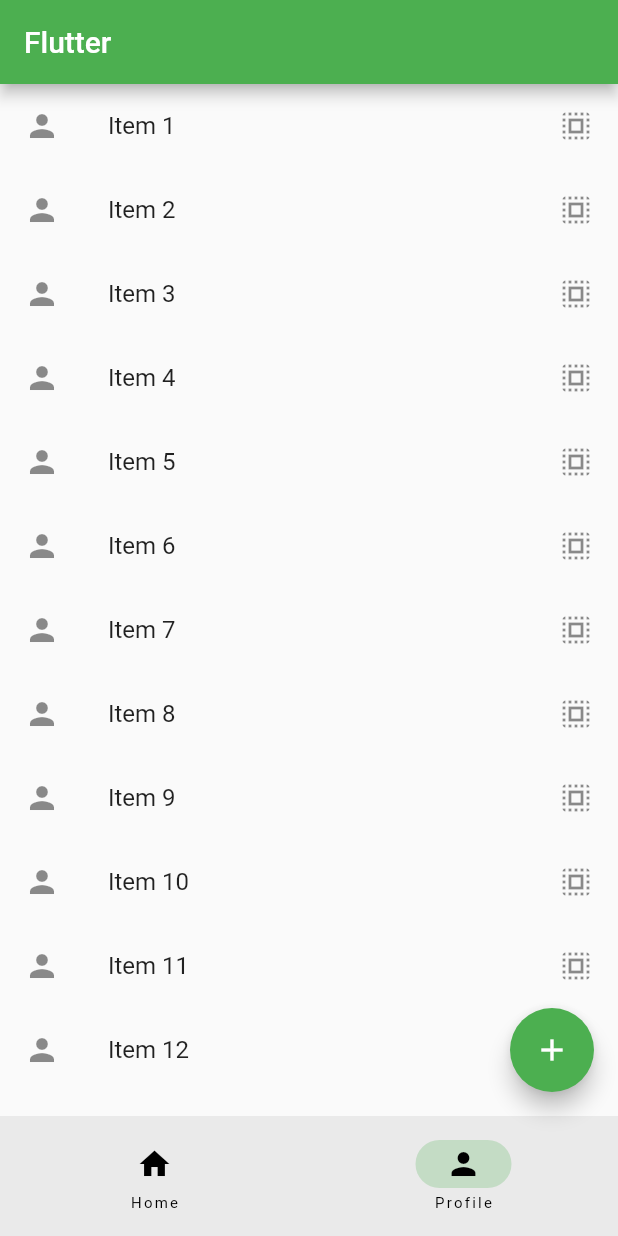
After one commit to Ayush-004/flutter-tutorial, a Flutter app: the screen it shows after launch, item 2 of the bottom bar chosen, on a phone screen of 412 x 824 dp. The commit adds this screen. Run offline on Flutter 3.47's test engine with Material 2 defaults, Android fonts, the phone set to English and light mode, and no system bars.

Commit message:
Final commit

```diff
--- a/lib/main.dart
+++ b/lib/main.dart
@@ -1,5 +1,6 @@
 import 'package:flutter/material.dart';
 import 'package:flutter_project/home_page.dart';
+import 'package:flutter_project/profile_page.dart';
 
 void main() {
   runApp(const MyApp());
@@ -28,18 +29,23 @@ class RootPage extends StatefulWidget {
 int currentPage = 0;
 
 class _RootPageState extends State<RootPage> {
+  int currentPage = 0;
+  List<Widget> pages = const [
+    HomePage(),
+    ProfilePage(),
+  ];
   @override
   Widget build(BuildContext context) {
     return Scaffold(
       appBar: AppBar(
         title: const Text('Flutter'),
       ),
-      body: const HomePage(),
+      body: pages[currentPage],
       floatingActionButton: FloatingActionButton(
         onPressed: () {
           debugPrint('FloatingActionButton');
         },
-        child: const Icon(Icons.home),
+        child: const Icon(Icons.add),
       ),
       bottomNavigationBar: NavigationBar(
         destinations: const [
--- /dev/null
+++ b/lib/profile_page.dart
@@ -0,0 +1,24 @@
+import 'package:flutter/material.dart';
+
+const int itemCount = 20;
+
+class ProfilePage extends StatelessWidget {
+  const ProfilePage({super.key});
+
+  @override
+  Widget build(BuildContext context) {
+    return ListView.builder(
+      itemCount: itemCount,
+      itemBuilder: (BuildContext context, int index) {
+        return ListTile(
+          title: Text('Item ${(index + 1)}'),
+          leading: Icon(Icons.person),
+          trailing: const Icon(Icons.select_all),
+          onTap: (() {
+            debugPrint('Item ${(index + 1)} selected');
+          }),
+        );
+      },
+    );
+  }
+}
```
Also changed, not shown: lib/learn_flutter_page.dart (+11 -3 lines).
